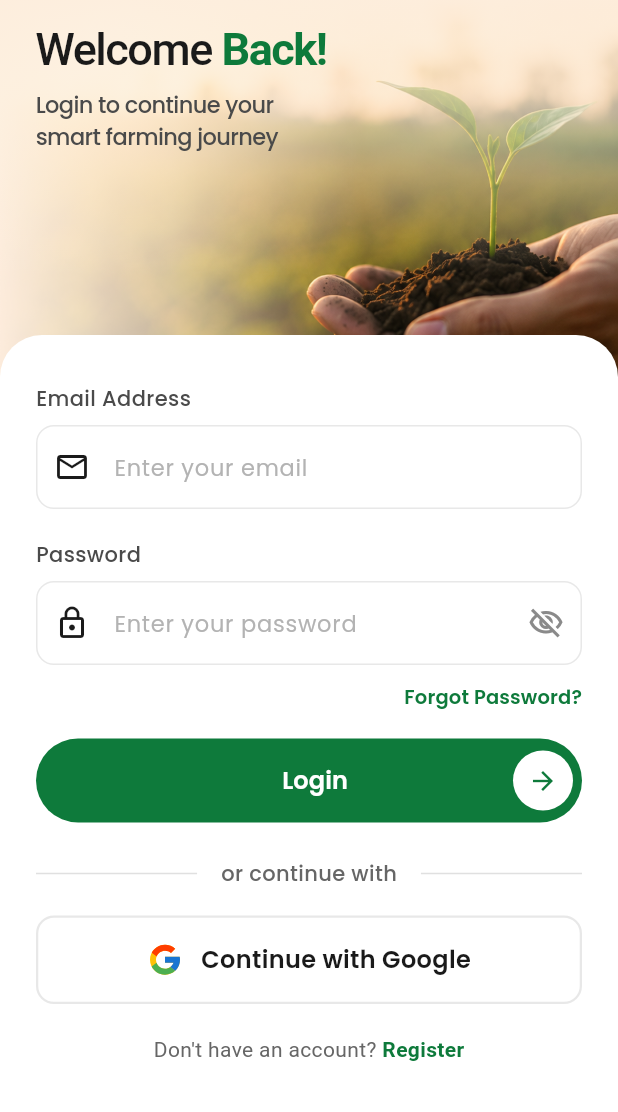
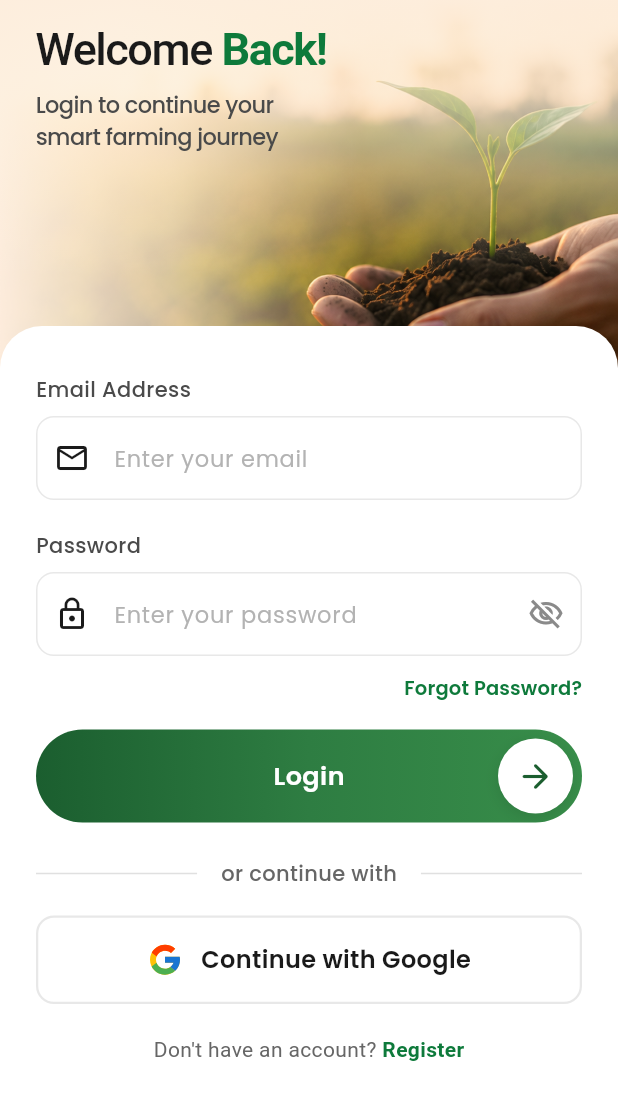
Before and after one commit to nithin-developer/Krushi-Setu, a Flutter app: the LoginScreen screen opened directly, on a phone screen of 412 x 824 dp, the part 124-1236 px from its top. Run offline on Flutter 3.47's test engine with Material 3 defaults, Android fonts, the phone set to English and light mode, and no system bars; our stand-ins replace flutter_svg, google_fonts.

Commit message:
feat: add registration screen and background image, update login screen layout

```diff
--- a/krushi_setu/lib/pages/language_selection_screen.dart
+++ b/krushi_setu/lib/pages/language_selection_screen.dart
@@ -135,7 +135,7 @@ class _LanguageSelectionScreenState extends State<LanguageSelectionScreen> {
                 padding: EdgeInsets.symmetric(horizontal: horizontalPadding),
                 physics: const BouncingScrollPhysics(),
                 itemCount: _languages.length,
-                separatorBuilder: (_, __) => const SizedBox(height: 12),
+                separatorBuilder: (context, index) => const SizedBox(height: 12),
                 itemBuilder: (context, index) {
                   final language = _languages[index];
                   final isSelected = _selectedLanguage == language.name;
--- a/krushi_setu/lib/pages/login_screen.dart
+++ b/krushi_setu/lib/pages/login_screen.dart
@@ -1,7 +1,8 @@
 import 'package:flutter/material.dart';
 import 'package:flutter/services.dart';
+import 'package:flutter/gestures.dart';
 import 'package:flutter_svg/flutter_svg.dart';
-
+import 'register_screen.dart';
 class LoginScreen extends StatefulWidget {
   const LoginScreen({super.key});
 
@@ -124,13 +125,12 @@ class _LoginScreenState extends State<LoginScreen> {
             Align(
               alignment: Alignment.bottomCenter,
               child: Container(
-                width: double.infinity,
                 decoration: const BoxDecoration(
                   color: Colors.white,
                   borderRadius: BorderRadius.vertical(top: Radius.circular(28)),
                 ),
+                child: SingleChildScrollView(
                   padding: const EdgeInsets.fromLTRB(24, 32, 24, 32),
-                child: SingleChildScrollView(
                   child: Column(
                     mainAxisSize: MainAxisSize.min,
                     crossAxisAlignment: CrossAxisAlignment.start,
@@ -269,45 +269,68 @@ class _LoginScreenState extends State<LoginScreen> {
                       const SizedBox(height: 18),
 
                       // Login Button
-                      ElevatedButton(
-                        onPressed: () {},
-                        style: ElevatedButton.styleFrom(
-                          backgroundColor: _green,
-                          foregroundColor: Colors.white,
-                          elevation: 0,
-                          minimumSize: const Size(double.infinity, 56),
-                          shape: RoundedRectangleBorder(
-                            borderRadius: BorderRadius.circular(28),
+                      SizedBox(
+                        width: double.infinity,
+                        height: 62,
+                        child: DecoratedBox(
+                          decoration: BoxDecoration(
+                            borderRadius: BorderRadius.circular(31),
+                            gradient: const LinearGradient(
+                              begin: Alignment.centerLeft,
+                              end: Alignment.centerRight,
+                              colors: [
+                                Color(0xFF1B5E2F), // darker green on left
+                                Color(0xFF2E7D42), // mid green
+                                Color(0xFF388E4A), // lighter green on right
+                              ],
+                              stops: [0.0, 0.5, 1.0],
                             ),
-                          padding: const EdgeInsets.symmetric(horizontal: 6),
                           ),
-                        child: Row(
-                          mainAxisAlignment: MainAxisAlignment.spaceBetween,
+                          child: Material(
+                            color: Colors.transparent,
+                            shape: const StadiumBorder(),
+                            clipBehavior: Clip.antiAlias,
+                            child: InkWell(
+                              onTap: () {},
+                              child: Stack(
+                                alignment: Alignment.center,
                                 children: [
-                            const SizedBox(
-                              width: 48,
-                            ), // Balance for centering text
                                   const Text(
                                     'Login',
                                     style: TextStyle(
-                                fontSize: 16,
+                                      color: Colors.white,
+                                      fontSize: 17,
                                       fontWeight: FontWeight.w600,
+                                      letterSpacing: 0.3,
                                     ),
                                   ),
-                            Container(
-                              width: 40,
-                              height: 40,
-                              decoration: const BoxDecoration(
+                                  Positioned(
+                                    right: 6,
+                                    child: Container(
+                                      width: 50,
+                                      height: 50,
+                                      decoration: BoxDecoration(
                                         color: Colors.white,
                                         shape: BoxShape.circle,
+                                        boxShadow: [
+                                          BoxShadow(
+                                            color: Colors.black.withValues(alpha: 0.10),
+                                            blurRadius: 8,
+                                            offset: const Offset(0, 3),
+                                          ),
+                                        ],
                                       ),
                                       child: const Icon(
-                                Icons.arrow_forward,
-                                color: _green,
-                                size: 20,
+                                        Icons.arrow_forward_rounded,
+                                        color: Color(0xFF1B5E2F),
+                                        size: 26,
+                                      ),
                                     ),
                                   ),
                                 ],
+                              ),
+                            ),
+                          ),
                         ),
                       ),
 
@@ -398,6 +421,15 @@ class _LoginScreenState extends State<LoginScreen> {
                                   color: _green,
                                   fontWeight: FontWeight.w600,
                                 ),
+                                recognizer: TapGestureRecognizer()
+                                  ..onTap = () {
+                                    Navigator.push(
+                                      context,
+                                      MaterialPageRoute(
+                                        builder: (context) => const RegisterScreen(),
+                                      ),
+                                    );
+                                  },
                               ),
                             ],
                           ),
```
Also changed, not shown: krushi_setu/lib/pages/register_screen.dart (added, +418 -0 lines), krushi_setu/assets/register_bg.png (added). Lines whose indentation alone changed are shown as unchanged.
